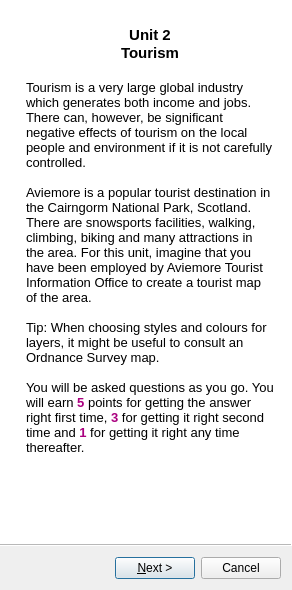
Above: tourism_wizard.ui from Charlotteg/QGISforSchools before the change. Below: the same form after it.
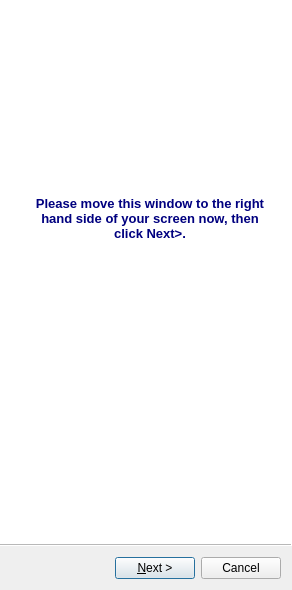
That is the form after the change.

Diff of the .ui file:
```diff
--- a/tourism_wizard.ui
+++ b/tourism_wizard.ui
@@ -19,6 +19,31 @@
   <property name="options">
    <set>QWizard::NoBackButtonOnStartPage</set>
   </property>
+  <widget class="QWizardPage" name="wizardPage">
+   <widget class="QTextBrowser" name="textBrowser_11">
+    <property name="geometry">
+     <rect>
+      <x>20</x>
+      <y>190</y>
+      <width>256</width>
+      <height>101</height>
+     </rect>
+    </property>
+    <property name="frameShape">
+     <enum>QFrame::NoFrame</enum>
+    </property>
+    <property name="frameShadow">
+     <enum>QFrame::Plain</enum>
+    </property>
+    <property name="html">
+     <string>&lt;!DOCTYPE HTML PUBLIC &quot;-//W3C//DTD HTML 4.0//EN&quot; &quot;http://www.w3.org/TR/REC-html40/strict.dtd&quot;&gt;
+&lt;html&gt;&lt;head&gt;&lt;meta name=&quot;qrichtext&quot; content=&quot;1&quot; /&gt;&lt;style type=&quot;text/css&quot;&gt;
+p, li { white-space: pre-wrap; }
+&lt;/style&gt;&lt;/head&gt;&lt;body style=&quot; font-family:'MS Shell Dlg 2'; font-size:8.25pt; font-weight:400; font-style:normal;&quot;&gt;
+&lt;p align=&quot;center&quot; style=&quot; margin-top:0px; margin-bottom:0px; margin-left:0px; margin-right:0px; -qt-block-indent:0; text-indent:0px;&quot;&gt;&lt;span style=&quot; font-size:10pt; font-weight:600; color:#00007f;&quot;&gt;Please move this window to the right hand side of your screen now, then click Next&amp;gt;.&lt;/span&gt;&lt;/p&gt;&lt;/body&gt;&lt;/html&gt;</string>
+    </property>
+   </widget>
+  </widget>
   <widget class="QWizardPage" name="wizardPage1">
    <widget class="QTextBrowser" name="IntrotextBrowser">
     <property name="geometry">
@@ -26,7 +51,7 @@
       <x>20</x>
       <y>20</y>
       <width>256</width>
-      <height>501</height>
+      <height>491</height>
      </rect>
     </property>
     <property name="whatsThis">
```
Left out of the diff: 143 changed lines with no effect on the pictures.
